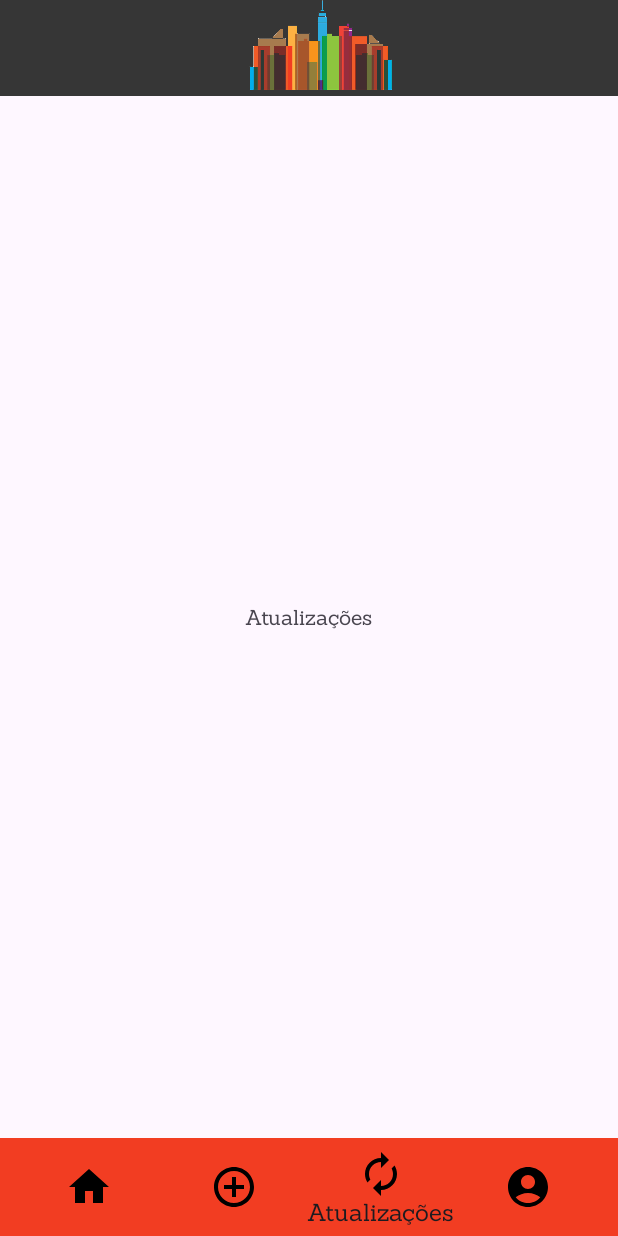
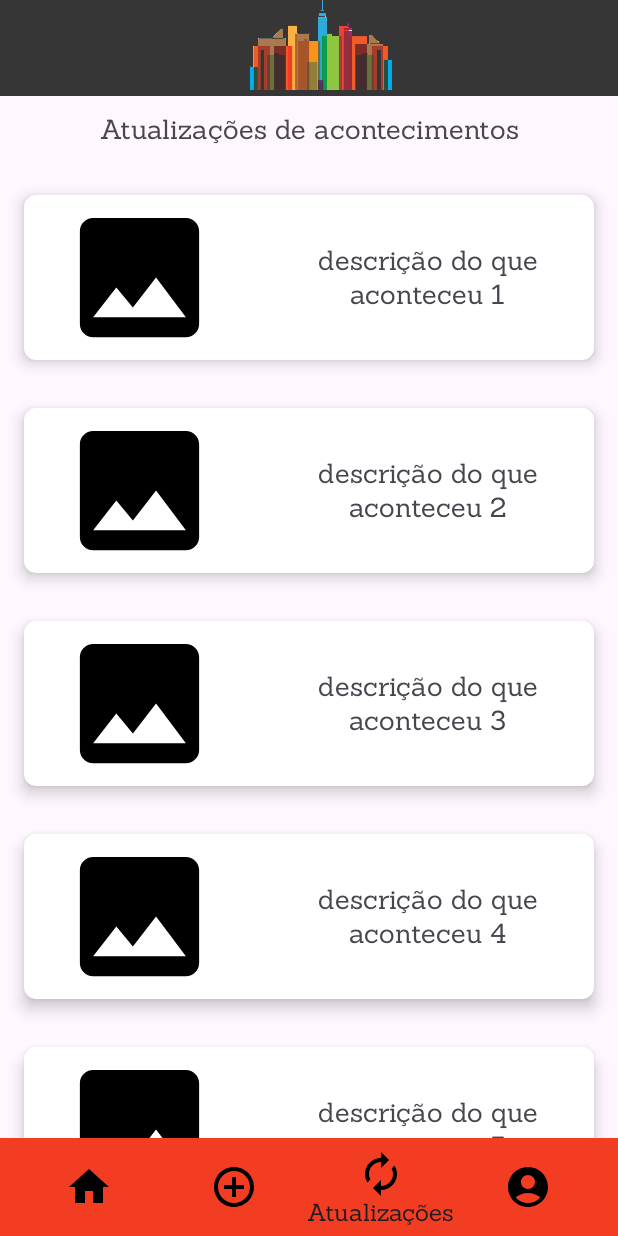
Before and after one commit to joaoguilherme000/API-REST, an Android app: the screen it shows after launch (MainActivity), item 3 of the bottom bar chosen, on a phone screen of 412 x 824 dp. Run offline under Robolectric (Android 15) with nearby library versions, the phone set to English and light mode, and no system bars; our stand-ins replace navigation-ui.

Commit message:
feito tela de adicionar e de atualizações

```diff
--- a/MyCity/app/src/main/java/com/atividade/mycity/AtualizacaoFragment.java
+++ b/MyCity/app/src/main/java/com/atividade/mycity/AtualizacaoFragment.java
@@ -7,12 +7,73 @@ import androidx.annotation.Nullable;
 import android.view.LayoutInflater;
 import android.view.View;
 import android.view.ViewGroup;
+import android.widget.ImageView;
+import android.widget.TextView;
+
 import androidx.fragment.app.Fragment;
+import androidx.recyclerview.widget.LinearLayoutManager;
+import androidx.recyclerview.widget.RecyclerView;
+
+import java.util.ArrayList;
+import java.util.List;
 
 public class AtualizacaoFragment extends Fragment {
+
     @Nullable
     @Override
     public View onCreateView(@NonNull LayoutInflater inflater, @Nullable ViewGroup container, @Nullable Bundle savedInstanceState) {
-        return inflater.inflate(R.layout.fragment_atualizacao, container, false);
+        View view = inflater.inflate(R.layout.fragment_atualizacao, container, false);
+
+        RecyclerView recyclerView = view.findViewById(R.id.recyclerView);
+        RecyclerView.LayoutManager layoutManager = new LinearLayoutManager(getActivity());
+        recyclerView.setLayoutManager(layoutManager);
+
+        List<String> data = new ArrayList<>();
+        // Adicionando 5 itens iguais
+        for (int i = 0; i < 5; i++) {
+            data.add("descrição do que aconteceu " + (i + 1));
+        }
+
+        MyAdapter adapter = new MyAdapter(data);
+        recyclerView.setAdapter(adapter);
+
+        return view;
+    }
+
+    public static class MyAdapter extends RecyclerView.Adapter<MyAdapter.MyViewHolder> {
+        private final List<String> mData;
+
+        public static class MyViewHolder extends RecyclerView.ViewHolder {
+            public TextView textView;
+            public ImageView imageView;
+
+            public MyViewHolder(View v) {
+                super(v);
+                textView = v.findViewById(R.id.textView);
+                imageView = v.findViewById(R.id.imageView);
+            }
+        }
+
+        public MyAdapter(List<String> data) {
+            mData = data;
+        }
+
+        @NonNull
+        @Override
+        public MyAdapter.MyViewHolder onCreateViewHolder(@NonNull ViewGroup parent, int viewType) {
+            View v = LayoutInflater.from(parent.getContext()).inflate(R.layout.atualizacao_item, parent, false);
+            return new MyViewHolder(v);
+        }
+
+        @Override
+        public void onBindViewHolder(@NonNull MyViewHolder holder, int position) {
+            holder.textView.setText(mData.get(position));
+            // Defina a imagem aqui, se necessário
+        }
+
+        @Override
+        public int getItemCount() {
+            return mData.size();
+        }
     }
 }
--- /dev/null
+++ b/MyCity/app/src/main/res/drawable/ic_alert.xml
@@ -0,0 +1,5 @@
+<vector xmlns:android="http://schemas.android.com/apk/res/android" android:height="24dp" android:tint="#000000" android:viewportHeight="24" android:viewportWidth="24" android:width="24dp">
+
+    <path android:fillColor="@android:color/white" android:pathData="M11,15h2v2h-2zM11,7h2v6h-2zM11.99,2C6.47,2 2,6.48 2,12s4.47,10 9.99,10C17.52,22 22,17.52 22,12S17.52,2 11.99,2zM12,20c-4.42,0 -8,-3.58 -8,-8s3.58,-8 8,-8 8,3.58 8,8 -3.58,8 -8,8z"/>
+
+</vector>
--- /dev/null
+++ b/MyCity/app/src/main/res/drawable/ic_camera.xml
@@ -0,0 +1,5 @@
+<vector xmlns:android="http://schemas.android.com/apk/res/android" android:height="24dp" android:tint="#000000" android:viewportHeight="24" android:viewportWidth="24" android:width="24dp">
+
+    <path android:fillColor="@android:color/white" android:pathData="M14.12,4l1.83,2L20,6v12L4,18L4,6h4.05l1.83,-2h4.24M15,2L9,2L7.17,4L4,4c-1.1,0 -2,0.9 -2,2v12c0,1.1 0.9,2 2,2h16c1.1,0 2,-0.9 2,-2L22,6c0,-1.1 -0.9,-2 -2,-2h-3.17L15,2zM12,9c1.65,0 3,1.35 3,3s-1.35,3 -3,3 -3,-1.35 -3,-3 1.35,-3 3,-3m0,-2c-2.76,0 -5,2.24 -5,5s2.24,5 5,5 5,-2.24 5,-5 -2.24,-5 -5,-5z"/>
+
+</vector>
--- /dev/null
+++ b/MyCity/app/src/main/res/drawable/ic_default_image.xml
@@ -0,0 +1,5 @@
+<vector xmlns:android="http://schemas.android.com/apk/res/android" android:height="24dp" android:tint="#000000" android:viewportHeight="24" android:viewportWidth="24" android:width="24dp">
+
+    <path android:fillColor="@android:color/white" android:pathData="M21,19V5c0,-1.1 -0.9,-2 -2,-2H5c-1.1,0 -2,0.9 -2,2v14c0,1.1 0.9,2 2,2h14c1.1,0 2,-0.9 2,-2zM8.5,13.5l2.5,3.01L14.5,12l4.5,6H5l3.5,-4.5z"/>
+
+</vector>
--- /dev/null
+++ b/MyCity/app/src/main/res/layout/atualizacao_item.xml
@@ -0,0 +1,33 @@
+<?xml version="1.0" encoding="utf-8"?>
+<androidx.cardview.widget.CardView xmlns:android="http://schemas.android.com/apk/res/android"
+    xmlns:app="http://schemas.android.com/apk/res-auto"
+    android:layout_width="match_parent"
+    android:layout_height="110dp"
+    android:layout_margin="16dp"
+    app:cardCornerRadius="8dp"
+    app:cardElevation="6dp">
+
+    <LinearLayout
+        android:layout_width="match_parent"
+        android:layout_height="match_parent"
+        android:orientation="horizontal"
+        android:padding="2dp">
+
+        <ImageView
+            android:id="@+id/imageView"
+            android:layout_width="150dp"
+            android:layout_height="match_parent"
+            android:contentDescription="imagem do acontecimento"
+            android:src="@drawable/ic_default_image" /> <!-- Substitua com sua imagem -->
+
+        <TextView
+            android:id="@+id/textView"
+            android:layout_width="match_parent"
+            android:layout_height="match_parent"
+            android:layout_marginStart="8dp"
+            android:textSize="18sp"
+            android:gravity="center"
+            android:text="" />
+
+    </LinearLayout>
+</androidx.cardview.widget.CardView>
--- a/MyCity/app/src/main/res/layout/fragment_atualizacao.xml
+++ b/MyCity/app/src/main/res/layout/fragment_atualizacao.xml
@@ -2,9 +2,19 @@
 <FrameLayout xmlns:android="http://schemas.android.com/apk/res/android"
     android:layout_width="match_parent"
     android:layout_height="match_parent">
+
     <TextView
-        android:layout_width="wrap_content"
+        android:layout_width="match_parent"
         android:layout_height="wrap_content"
-        android:text="Atualizações"
-        android:layout_gravity="center" />
+        android:gravity="center"
+        android:layout_marginTop="10dp"
+        android:text="Atualizações de acontecimentos"
+        android:textSize="18sp" />
+
+    <androidx.recyclerview.widget.RecyclerView
+        android:id="@+id/recyclerView"
+        android:layout_width="match_parent"
+        android:layout_height="match_parent"
+        android:layout_marginTop="50dp" />
+
 </FrameLayout>
--- a/MyCity/app/src/main/res/layout/fragment_perfil.xml
+++ b/MyCity/app/src/main/res/layout/fragment_perfil.xml
@@ -27,7 +27,7 @@
             android:layout_height="250dp"
             android:layout_marginTop="35dp"
             android:contentDescription="Profile Picture"
-            android:src="@drawable/default_profile_picture" />
+            android:src="@drawable/ic_perfil" />
 
         <LinearLayout
             android:layout_width="match_parent"
@@ -44,7 +44,7 @@
                 android:layout_gravity="center_vertical"
                 android:layout_marginEnd="16dp"
                 android:contentDescription="Alterar foto"
-                android:src="@drawable/camera" />
+                android:src="@drawable/ic_camera" />
 
             <TextView
                 android:layout_width="wrap_content"
--- a/MyCity/app/src/main/res/values/strings.xml
+++ b/MyCity/app/src/main/res/values/strings.xml
@@ -42,4 +42,7 @@
         libero vel nunc consequat, quis tincidunt nisl eleifend. Cras bibendum enim a justo luctus
         vestibulum. Fusce dictum libero quis erat maximus, vitae volutpat diam dignissim.
     </string>
+    <string name="descreva_o_que_aconteceu">Descreva o que aconteceu</string>
+    <string name="icone_alerta">Icone alerta</string>
+    <string name="add_image_adicionar">adicionar imagem do acontecimento</string>
 </resources>
```
Also changed, not shown: MyCity/app/src/main/res/drawable/rounded_edit_text.xml (added, +7 -0 lines), MyCity/app/src/main/res/layout/fragment_adicionar.xml (+62 -6 lines), MyCity/app/src/main/res/drawable/camera.png (deleted), MyCity/app/src/main/res/drawable/default_profile_picture.png (deleted).
